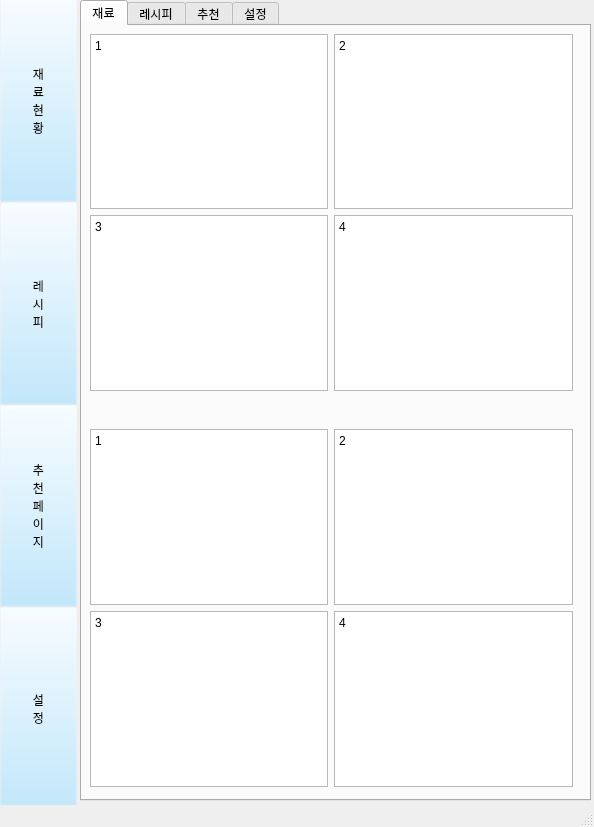
First picture: the form in interface/material_stat.ui, repository lsm-k/team-project, before the edit.
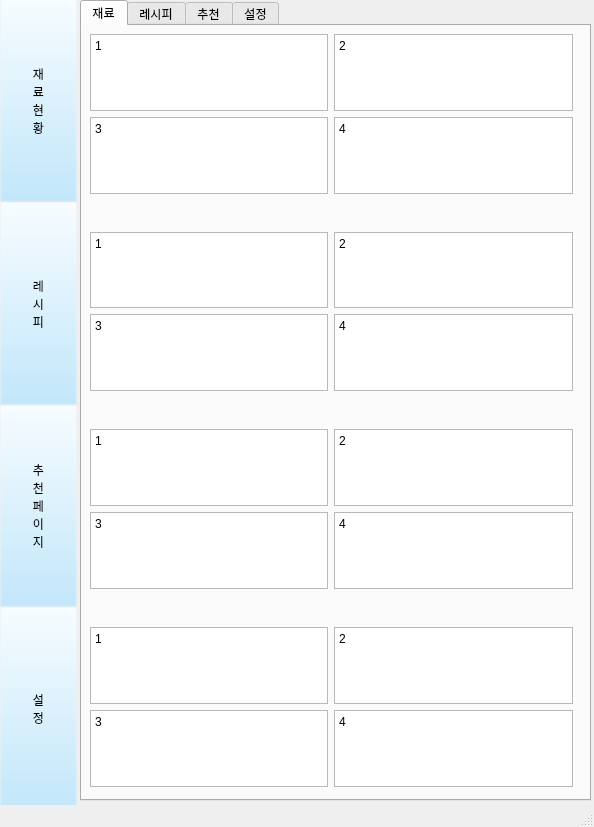
Second picture: the form after the edit.

Diff of the .ui file:
```diff
--- a/interface/material_stat.ui
+++ b/interface/material_stat.ui
@@ -232,6 +232,140 @@
             </layout>
            </widget>
           </item>
+          <item>
+           <widget class="QWidget" name="widget_4" native="true">
+            <property name="acceptDrops">
+             <bool>true</bool>
+            </property>
+            <layout class="QGridLayout" name="gridLayout_5">
+             <item row="0" column="0">
+              <widget class="QTextBrowser" name="textBrowser_17">
+               <property name="html">
+                <string>&lt;!DOCTYPE HTML PUBLIC &quot;-//W3C//DTD HTML 4.0//EN&quot; &quot;http://www.w3.org/TR/REC-html40/strict.dtd&quot;&gt;
+&lt;html&gt;&lt;head&gt;&lt;meta name=&quot;qrichtext&quot; content=&quot;1&quot; /&gt;&lt;meta charset=&quot;utf-8&quot; /&gt;&lt;style type=&quot;text/css&quot;&gt;
+p, li { white-space: pre-wrap; }
+hr { height: 1px; border-width: 0; }
+li.unchecked::marker { content: &quot;\2610&quot;; }
+li.checked::marker { content: &quot;\2612&quot;; }
+&lt;/style&gt;&lt;/head&gt;&lt;body style=&quot; font-family:'맑은 고딕'; font-size:9pt; font-weight:400; font-style:normal;&quot;&gt;
+&lt;p style=&quot; margin-top:0px; margin-bottom:0px; margin-left:0px; margin-right:0px; -qt-block-indent:0; text-indent:0px;&quot;&gt;1&lt;/p&gt;
+&lt;p style=&quot;-qt-paragraph-type:empty; margin-top:0px; margin-bottom:0px; margin-left:0px; margin-right:0px; -qt-block-indent:0; text-indent:0px;&quot;&gt;&lt;br /&gt;&lt;/p&gt;&lt;/body&gt;&lt;/html&gt;</string>
+               </property>
+              </widget>
+             </item>
+             <item row="1" column="1">
+              <widget class="QTextBrowser" name="textBrowser_18">
+               <property name="html">
+                <string>&lt;!DOCTYPE HTML PUBLIC &quot;-//W3C//DTD HTML 4.0//EN&quot; &quot;http://www.w3.org/TR/REC-html40/strict.dtd&quot;&gt;
+&lt;html&gt;&lt;head&gt;&lt;meta name=&quot;qrichtext&quot; content=&quot;1&quot; /&gt;&lt;meta charset=&quot;utf-8&quot; /&gt;&lt;style type=&quot;text/css&quot;&gt;
+p, li { white-space: pre-wrap; }
+hr { height: 1px; border-width: 0; }
+li.unchecked::marker { content: &quot;\2610&quot;; }
+li.checked::marker { content: &quot;\2612&quot;; }
+&lt;/style&gt;&lt;/head&gt;&lt;body style=&quot; font-family:'맑은 고딕'; font-size:9pt; font-weight:400; font-style:normal;&quot;&gt;
+&lt;p style=&quot; margin-top:0px; margin-bottom:0px; margin-left:0px; margin-right:0px; -qt-block-indent:0; text-indent:0px;&quot;&gt;4&lt;/p&gt;
+&lt;p style=&quot;-qt-paragraph-type:empty; margin-top:0px; margin-bottom:0px; margin-left:0px; margin-right:0px; -qt-block-indent:0; text-indent:0px;&quot;&gt;&lt;br /&gt;&lt;/p&gt;&lt;/body&gt;&lt;/html&gt;</string>
+               </property>
+              </widget>
+             </item>
+             <item row="1" column="0">
+              <widget class="QTextBrowser" name="textBrowser_19">
+               <property name="html">
+                <string>&lt;!DOCTYPE HTML PUBLIC &quot;-//W3C//DTD HTML 4.0//EN&quot; &quot;http://www.w3.org/TR/REC-html40/strict.dtd&quot;&gt;
+&lt;html&gt;&lt;head&gt;&lt;meta name=&quot;qrichtext&quot; content=&quot;1&quot; /&gt;&lt;meta charset=&quot;utf-8&quot; /&gt;&lt;style type=&quot;text/css&quot;&gt;
+p, li { white-space: pre-wrap; }
+hr { height: 1px; border-width: 0; }
+li.unchecked::marker { content: &quot;\2610&quot;; }
+li.checked::marker { content: &quot;\2612&quot;; }
+&lt;/style&gt;&lt;/head&gt;&lt;body style=&quot; font-family:'맑은 고딕'; font-size:9pt; font-weight:400; font-style:normal;&quot;&gt;
+&lt;p style=&quot; margin-top:0px; margin-bottom:0px; margin-left:0px; margin-right:0px; -qt-block-indent:0; text-indent:0px;&quot;&gt;3&lt;/p&gt;&lt;/body&gt;&lt;/html&gt;</string>
+               </property>
+              </widget>
+             </item>
+             <item row="0" column="1">
+              <widget class="QTextBrowser" name="textBrowser_20">
+               <property name="html">
+                <string>&lt;!DOCTYPE HTML PUBLIC &quot;-//W3C//DTD HTML 4.0//EN&quot; &quot;http://www.w3.org/TR/REC-html40/strict.dtd&quot;&gt;
+&lt;html&gt;&lt;head&gt;&lt;meta name=&quot;qrichtext&quot; content=&quot;1&quot; /&gt;&lt;meta charset=&quot;utf-8&quot; /&gt;&lt;style type=&quot;text/css&quot;&gt;
+p, li { white-space: pre-wrap; }
+hr { height: 1px; border-width: 0; }
+li.unchecked::marker { content: &quot;\2610&quot;; }
+li.checked::marker { content: &quot;\2612&quot;; }
+&lt;/style&gt;&lt;/head&gt;&lt;body style=&quot; font-family:'맑은 고딕'; font-size:9pt; font-weight:400; font-style:normal;&quot;&gt;
+&lt;p style=&quot; margin-top:0px; margin-bottom:0px; margin-left:0px; margin-right:0px; -qt-block-indent:0; text-indent:0px;&quot;&gt;2&lt;/p&gt;&lt;/body&gt;&lt;/html&gt;</string>
+               </property>
+              </widget>
+             </item>
+            </layout>
+           </widget>
+          </item>
+          <item>
+           <widget class="QWidget" name="widget_3" native="true">
+            <property name="acceptDrops">
+             <bool>true</bool>
+            </property>
+            <layout class="QGridLayout" name="gridLayout_4">
+             <item row="0" column="0">
+              <widget class="QTextBrowser" name="textBrowser_13">
+               <property name="html">
+                <string>&lt;!DOCTYPE HTML PUBLIC &quot;-//W3C//DTD HTML 4.0//EN&quot; &quot;http://www.w3.org/TR/REC-html40/strict.dtd&quot;&gt;
+&lt;html&gt;&lt;head&gt;&lt;meta name=&quot;qrichtext&quot; content=&quot;1&quot; /&gt;&lt;meta charset=&quot;utf-8&quot; /&gt;&lt;style type=&quot;text/css&quot;&gt;
+p, li { white-space: pre-wrap; }
+hr { height: 1px; border-width: 0; }
+li.unchecked::marker { content: &quot;\2610&quot;; }
+li.checked::marker { content: &quot;\2612&quot;; }
+&lt;/style&gt;&lt;/head&gt;&lt;body style=&quot; font-family:'맑은 고딕'; font-size:9pt; font-weight:400; font-style:normal;&quot;&gt;
+&lt;p style=&quot; margin-top:0px; margin-bottom:0px; margin-left:0px; margin-right:0px; -qt-block-indent:0; text-indent:0px;&quot;&gt;1&lt;/p&gt;
+&lt;p style=&quot;-qt-paragraph-type:empty; margin-top:0px; margin-bottom:0px; margin-left:0px; margin-right:0px; -qt-block-indent:0; text-indent:0px;&quot;&gt;&lt;br /&gt;&lt;/p&gt;&lt;/body&gt;&lt;/html&gt;</string>
+               </property>
+              </widget>
+             </item>
+             <item row="1" column="1">
+              <widget class="QTextBrowser" name="textBrowser_14">
+               <property name="html">
+                <string>&lt;!DOCTYPE HTML PUBLIC &quot;-//W3C//DTD HTML 4.0//EN&quot; &quot;http://www.w3.org/TR/REC-html40/strict.dtd&quot;&gt;
+&lt;html&gt;&lt;head&gt;&lt;meta name=&quot;qrichtext&quot; content=&quot;1&quot; /&gt;&lt;meta charset=&quot;utf-8&quot; /&gt;&lt;style type=&quot;text/css&quot;&gt;
+p, li { white-space: pre-wrap; }
+hr { height: 1px; border-width: 0; }
+li.unchecked::marker { content: &quot;\2610&quot;; }
+li.checked::marker { content: &quot;\2612&quot;; }
+&lt;/style&gt;&lt;/head&gt;&lt;body style=&quot; font-family:'맑은 고딕'; font-size:9pt; font-weight:400; font-style:normal;&quot;&gt;
+&lt;p style=&quot; margin-top:0px; margin-bottom:0px; margin-left:0px; margin-right:0px; -qt-block-indent:0; text-indent:0px;&quot;&gt;4&lt;/p&gt;
+&lt;p style=&quot;-qt-paragraph-type:empty; margin-top:0px; margin-bottom:0px; margin-left:0px; margin-right:0px; -qt-block-indent:0; text-indent:0px;&quot;&gt;&lt;br /&gt;&lt;/p&gt;&lt;/body&gt;&lt;/html&gt;</string>
+               </property>
+              </widget>
+             </item>
+             <item row="1" column="0">
+              <widget class="QTextBrowser" name="textBrowser_15">
+               <property name="html">
+                <string>&lt;!DOCTYPE HTML PUBLIC &quot;-//W3C//DTD HTML 4.0//EN&quot; &quot;http://www.w3.org/TR/REC-html40/strict.dtd&quot;&gt;
+&lt;html&gt;&lt;head&gt;&lt;meta name=&quot;qrichtext&quot; content=&quot;1&quot; /&gt;&lt;meta charset=&quot;utf-8&quot; /&gt;&lt;style type=&quot;text/css&quot;&gt;
+p, li { white-space: pre-wrap; }
+hr { height: 1px; border-width: 0; }
+li.unchecked::marker { content: &quot;\2610&quot;; }
+li.checked::marker { content: &quot;\2612&quot;; }
+&lt;/style&gt;&lt;/head&gt;&lt;body style=&quot; font-family:'맑은 고딕'; font-size:9pt; font-weight:400; font-style:normal;&quot;&gt;
+&lt;p style=&quot; margin-top:0px; margin-bottom:0px; margin-left:0px; margin-right:0px; -qt-block-indent:0; text-indent:0px;&quot;&gt;3&lt;/p&gt;&lt;/body&gt;&lt;/html&gt;</string>
+               </property>
+              </widget>
+             </item>
+             <item row="0" column="1">
+              <widget class="QTextBrowser" name="textBrowser_16">
+               <property name="html">
+                <string>&lt;!DOCTYPE HTML PUBLIC &quot;-//W3C//DTD HTML 4.0//EN&quot; &quot;http://www.w3.org/TR/REC-html40/strict.dtd&quot;&gt;
+&lt;html&gt;&lt;head&gt;&lt;meta name=&quot;qrichtext&quot; content=&quot;1&quot; /&gt;&lt;meta charset=&quot;utf-8&quot; /&gt;&lt;style type=&quot;text/css&quot;&gt;
+p, li { white-space: pre-wrap; }
+hr { height: 1px; border-width: 0; }
+li.unchecked::marker { content: &quot;\2610&quot;; }
+li.checked::marker { content: &quot;\2612&quot;; }
+&lt;/style&gt;&lt;/head&gt;&lt;body style=&quot; font-family:'맑은 고딕'; font-size:9pt; font-weight:400; font-style:normal;&quot;&gt;
+&lt;p style=&quot; margin-top:0px; margin-bottom:0px; margin-left:0px; margin-right:0px; -qt-block-indent:0; text-indent:0px;&quot;&gt;2&lt;/p&gt;&lt;/body&gt;&lt;/html&gt;</string>
+               </property>
+              </widget>
+             </item>
+            </layout>
+           </widget>
+          </item>
           <item>
            <widget class="QWidget" name="widget_2" native="true">
             <property name="acceptDrops">
```
